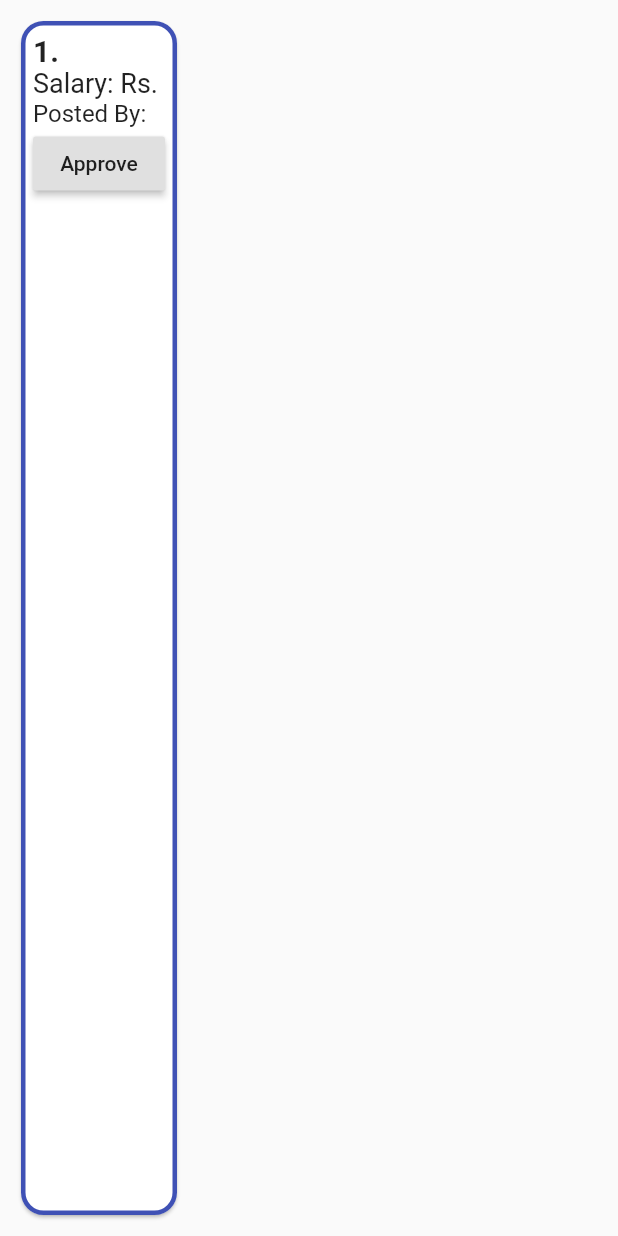
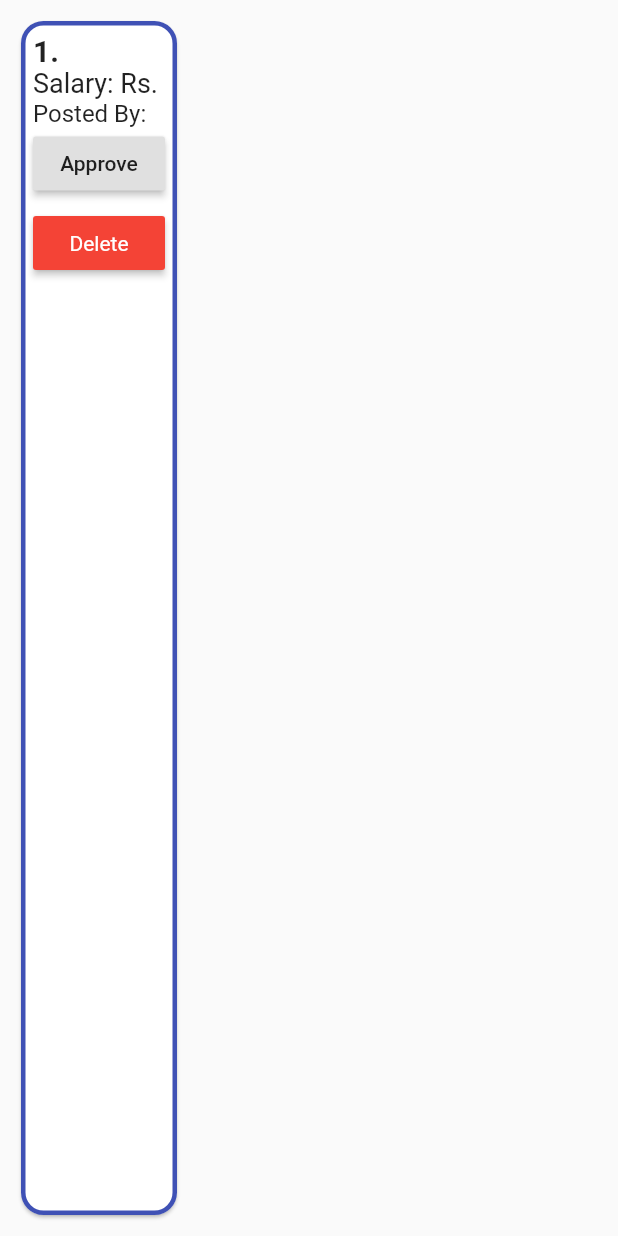
Before and after one commit to HaripriyaB/Agirglance_Admin, a Flutter app: the JobCard widget shown alone on an empty page, opened directly with empty values, on a phone screen of 412 x 824 dp. Run offline on Flutter 3.47's test engine with Material 2 defaults, Android fonts, the phone set to English and light mode, and no system bars; our stand-ins replace cloud_firestore, file_picker, firebase_auth, firebase_core, firebase_storage, fluttertoast and 3 more; missing offline and left inert: universal_html; accounts and stored records are empty.

Commit message:
Delete job button added

```diff
--- a/lib/Constants/job_card.dart
+++ b/lib/Constants/job_card.dart
@@ -113,7 +113,24 @@ class _JobCardState extends State<JobCard> {
                                   "**********************$value****************"));
                         },
                         child: Text("Approve"),
-                      )
+                      ),
+                SizedBox(
+                  height: 5.0,
+                ),
+                RaisedButton(
+                  color: Colors.red,
+                  onPressed: () async {
+                    await FirebaseFirestore.instance
+                        .collection("jobs")
+                        .doc(widget.jobId)
+                        .delete();
+                  },
+                  child: Text(
+                    "Delete",
+                    style: TextStyle(
+                        color: Colors.white, fontWeight: FontWeight.w400),
+                  ),
+                )
               ],
             ),
           ),
```
